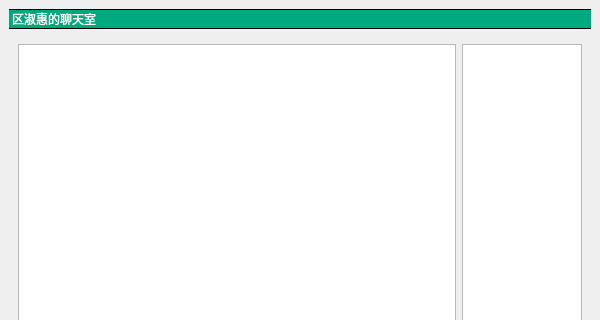
Above: ChatClient/mainwindow.ui from Misssophiaaa/qt-lab6 before the change; both pictures show x 0 to 600 and y 0 to 320 of the 600 by 500 pixel window. Below: the same form after it.
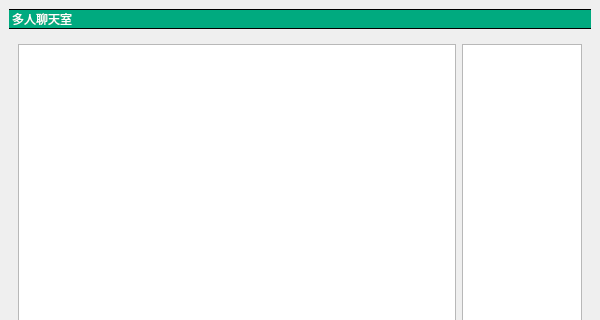
That is the form after the change.

Diff of the .ui file:
```diff
--- a/ChatClient/mainwindow.ui
+++ b/ChatClient/mainwindow.ui
@@ -41,7 +41,7 @@
     <item>
      <widget class="QLabel" name="titleLabel">
       <property name="text">
-       <string>区淑惠的聊天室</string>
+       <string>多人聊天室</string>
       </property>
      </widget>
     </item>
```
